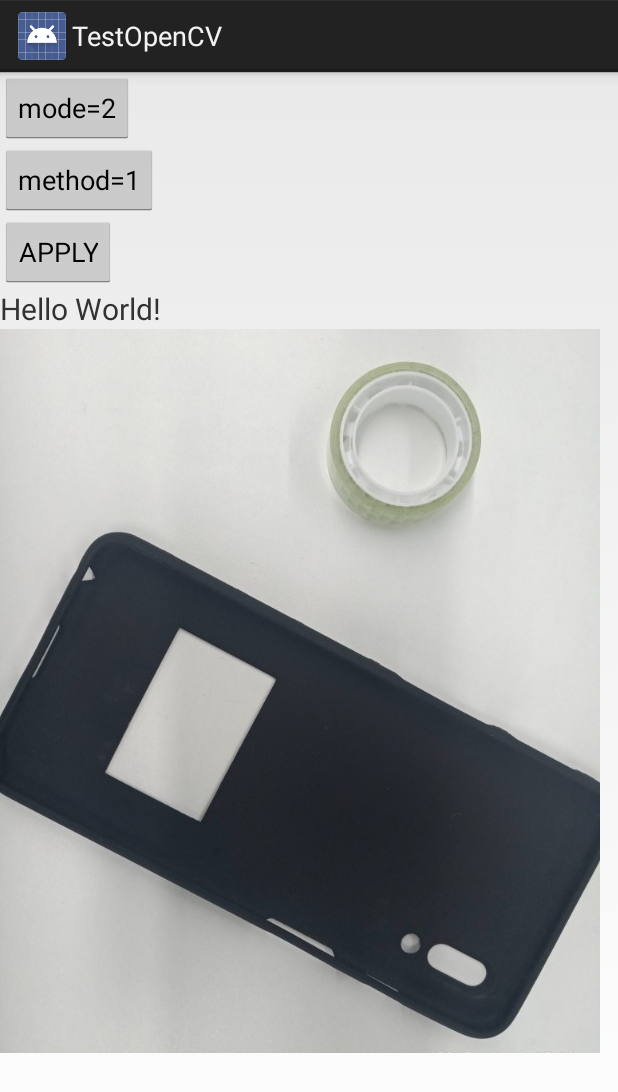
After one commit to lq19324/TestOpenCV4Android, an Android app: the FindContoursActivity screen opened directly, with no data from a screen before it, on a phone screen of 412 x 824 dp. The commit adds this screen. Shown: the top 1092 px of the screen. Run offline under Robolectric (Android 15) with nearby library versions, the phone set to English and light mode, and no system bars.

Commit message:
添加findContours功能
问题原因:
解决方案:
验证建议:

```diff
--- a/app/src/main/AndroidManifest.xml
+++ b/app/src/main/AndroidManifest.xml
@@ -16,6 +16,7 @@
 
         <activity android:name=".BlurActivity"/>
         <activity android:name=".GrayActivity"/>
+        <activity android:name=".FindContoursActivity"/>
     </application>
 
 </manifest>
--- /dev/null
+++ b/app/src/main/java/com/example/lq/testopencv/FindContoursActivity.java
@@ -0,0 +1,107 @@
+package com.example.lq.testopencv;
+
+import android.app.Activity;
+import android.content.res.AssetManager;
+import android.graphics.Bitmap;
+import android.graphics.BitmapFactory;
+import android.graphics.Canvas;
+import android.graphics.Color;
+import android.graphics.Paint;
+import android.graphics.Path;
+import android.graphics.Point;
+import android.os.Bundle;
+import android.view.View;
+import android.widget.Button;
+import android.widget.ImageView;
+import android.widget.TextView;
+
+import java.io.IOException;
+import java.util.ArrayList;
+/**
+ * Created by lq on 17-11-30.
+ */
+
+public class FindContoursActivity extends Activity {
+
+    private Bitmap mSrcBitmap;
+    private Bitmap mDstBitmap;
+
+    private ImageView mSrcImageView;
+    private ImageView mDstImageView;
+
+    private TextView mTimeView;
+
+    @Override
+    public void onCreate(Bundle savedInstanceState) {
+        super.onCreate(savedInstanceState);
+
+        setContentView(R.layout.activity_find_contours);
+
+        mSrcImageView = (ImageView)findViewById(R.id.src_iv);
+        mDstImageView = (ImageView)findViewById(R.id.dst_iv);
+        mTimeView = (TextView)findViewById(R.id.tv_time);
+
+        AssetManager am = getAssets();
+        try {
+            mSrcBitmap = BitmapFactory.decodeStream(am.open("test_find_contours.jpg"));
+            mDstBitmap = Bitmap.createBitmap(mSrcBitmap.getWidth(), mSrcBitmap.getHeight(), Bitmap.Config.ARGB_8888);
+        } catch (IOException e) {
+            e.printStackTrace();
+        }
+        mSrcImageView.setImageBitmap(mSrcBitmap);
+    }
+
+    private int mode = OpenCVHelper.CV_RETR_CCOMP;
+    private int method = OpenCVHelper.CV_CHAIN_APPROX_NONE;
+    public void onButtonClick(View view) {
+        int viewID = view.getId();
+        if (viewID == R.id.but_mode) {
+            mode%=5;
+            if (view instanceof Button) {
+                ((Button)view).setText("mode="+mode);
+            }
+            mode++;
+        } else if (viewID == R.id.but_method) {
+            method%=6;
+            if (view instanceof Button) {
+                ((Button)view).setText("method="+method);
+            }
+            method++;
+        } else if (viewID == R.id.but_apply) {
+            processImage();
+        }
+    }
+
+    private void processImage() {
+        ArrayList<ArrayList<Point>> contours = new ArrayList<>();
+        long time = System.currentTimeMillis();
+        OpenCVHelper.nativeFindContours(mSrcBitmap, mode, method, contours);
+        time = System.currentTimeMillis() - time;
+
+        Canvas canvas = new Canvas(mDstBitmap);
+        canvas.drawBitmap(mSrcBitmap, 0, 0, null);
+
+        int[] colors = {Color.RED, Color.BLUE, Color.CYAN, Color.GREEN, Color.LTGRAY};
+
+        Paint paint = new Paint();
+        paint.setStyle(Paint.Style.STROKE);
+        paint.setStrokeWidth(6);
+
+        int size = contours.size();
+        for (int i = 0; i < size; i++) {
+            paint.setColor(colors[i%5]);
+            Path ai = new Path();
+            int aSize = contours.get(i).size();
+            for (int j = 0; j < aSize; j++) {
+                if (j == 0) {
+                    ai.moveTo(contours.get(i).get(j).x, contours.get(i).get(j).y);
+                } else {
+                    ai.lineTo(contours.get(i).get(j).x, contours.get(i).get(j).y);
+                }
+            }
+            canvas.drawPath(ai, paint);
+        }
+        mTimeView.setText("cost time:" + time + " ms contour size:" + size);
+        mDstImageView.setImageBitmap(mDstBitmap);
+    }
+}
--- /dev/null
+++ b/app/src/main/res/layout/activity_find_contours.xml
@@ -0,0 +1,51 @@
+<?xml version="1.0" encoding="utf-8"?>
+<LinearLayout
+    xmlns:android="http://schemas.android.com/apk/res/android"
+    android:layout_width="match_parent"
+    android:layout_height="match_parent"
+    android:orientation="vertical">
+
+    <Button
+        android:id="@+id/but_mode"
+        android:layout_width="wrap_content"
+        android:layout_height="wrap_content"
+        android:text="mode=2"
+        android:onClick="onButtonClick"/>
+
+    <Button
+        android:id="@+id/but_method"
+        android:layout_width="wrap_content"
+        android:layout_height="wrap_content"
+        android:text="method=1"
+        android:onClick="onButtonClick"/>
+
+    <Button
+        android:id="@+id/but_apply"
+        android:layout_width="wrap_content"
+        android:layout_height="wrap_content"
+        android:text="APPLY"
+        android:onClick="onButtonClick"/>
+
+    <TextView
+        android:id="@+id/tv_time"
+        android:layout_width="wrap_content"
+        android:layout_height="wrap_content"
+        android:textSize="20sp"
+        android:text="Hello World!"/>
+
+    <LinearLayout
+        android:layout_width="match_parent"
+        android:layout_height="wrap_content"
+        android:orientation="horizontal">
+        <ImageView
+            android:id="@+id/src_iv"
+            android:layout_width="wrap_content"
+            android:layout_height="wrap_content"/>
+
+        <ImageView
+            android:id="@+id/dst_iv"
+            android:layout_width="wrap_content"
+            android:layout_height="wrap_content"/>
+    </LinearLayout>
+
+</LinearLayout>
```
Also changed, not shown: app/src/main/java/com/example/lq/testopencv/MainActivity.java (+3 -8 lines), app/src/main/java/com/example/lq/testopencv/OpenCVHelper.java (+20 -0 lines), app/src/main/assets/test_find_contours.jpg (added), app/src/main/assets/test_find_contours1.jpg (added), app/src/main/res/raw/test3.jpg (deleted), 6 other files.
